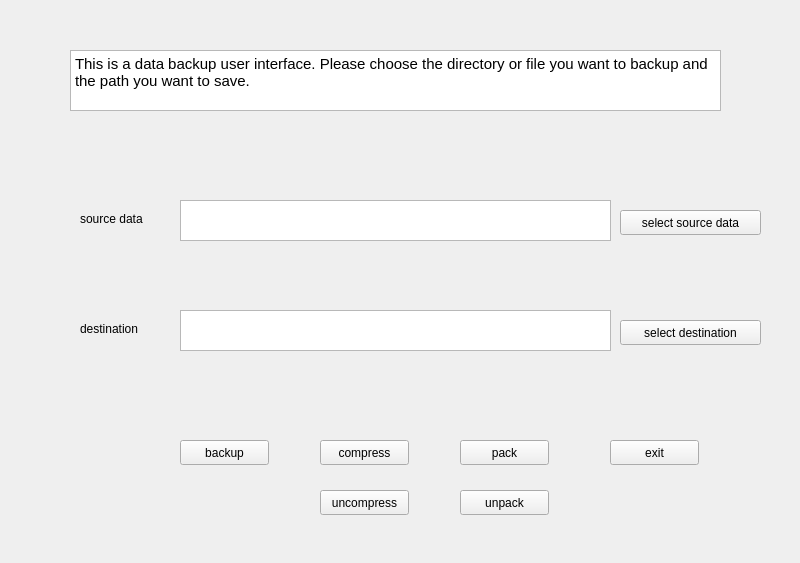
lishiqianhugh/software_development_data_backup_linux_C-, file widget.ui: the form before one commit.
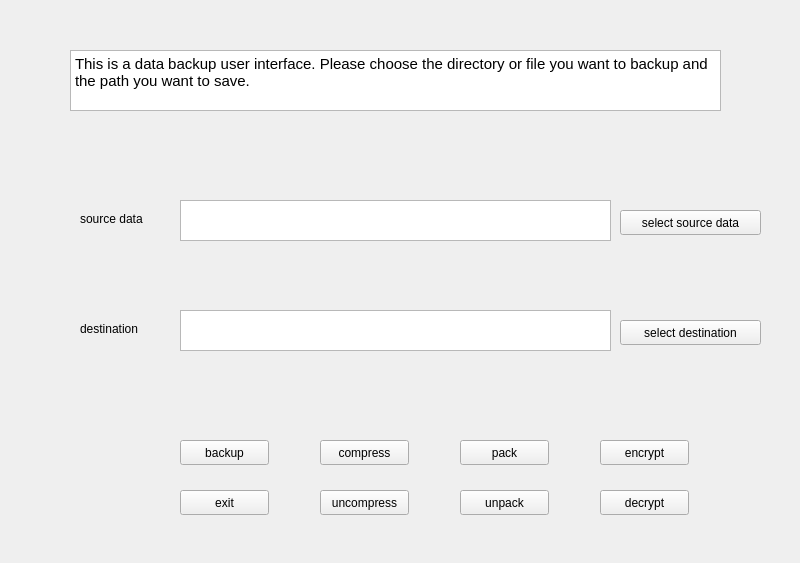
The form after the commit.

```diff
--- a/widget.ui
+++ b/widget.ui
@@ -92,8 +92,8 @@
   <widget class="QPushButton" name="exit">
    <property name="geometry">
     <rect>
-     <x>610</x>
-     <y>440</y>
+     <x>180</x>
+     <y>490</y>
      <width>89</width>
      <height>25</height>
     </rect>
@@ -186,6 +186,32 @@
     <string>unpack</string>
    </property>
   </widget>
+  <widget class="QPushButton" name="encrypt">
+   <property name="geometry">
+    <rect>
+     <x>600</x>
+     <y>440</y>
+     <width>89</width>
+     <height>25</height>
+    </rect>
+   </property>
+   <property name="text">
+    <string>encrypt</string>
+   </property>
+  </widget>
+  <widget class="QPushButton" name="decrypt">
+   <property name="geometry">
+    <rect>
+     <x>600</x>
+     <y>490</y>
+     <width>89</width>
+     <height>25</height>
+    </rect>
+   </property>
+   <property name="text">
+    <string>decrypt</string>
+   </property>
+  </widget>
  </widget>
  <resources/>
  <connections/>
```
